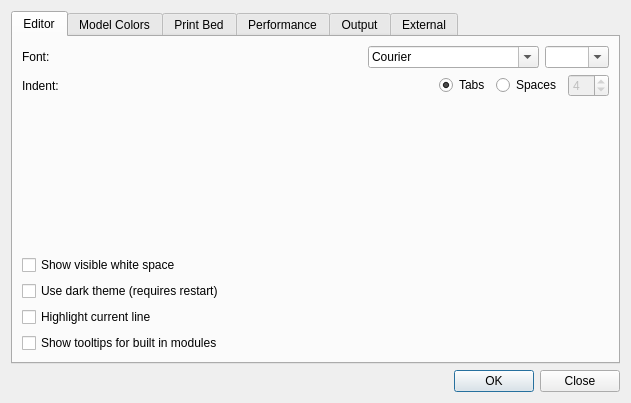
The window that src/ui/preferences.ui (GilesBathgate/RapCAD) describes before a commit, drawn with Qt 5.
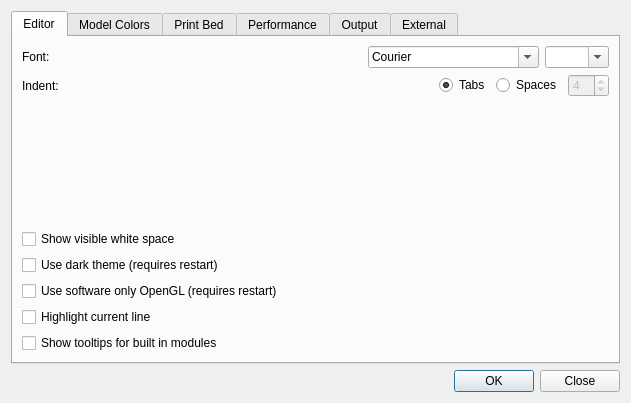
The same window after the commit.

Commit message: Add preference to use Software only OpenGL

```diff
--- a/src/ui/preferences.ui
+++ b/src/ui/preferences.ui
@@ -160,6 +160,13 @@
            </property>
           </widget>
          </item>
+         <item>
+          <widget class="QCheckBox" name="softwareOpenGLCheckBox">
+           <property name="text">
+            <string>Use software only OpenGL (requires restart)</string>
+           </property>
+          </widget>
+         </item>
          <item>
           <widget class="QCheckBox" name="highlightLineCheckbox">
            <property name="text">
```
The commit also changes 5 other files.
